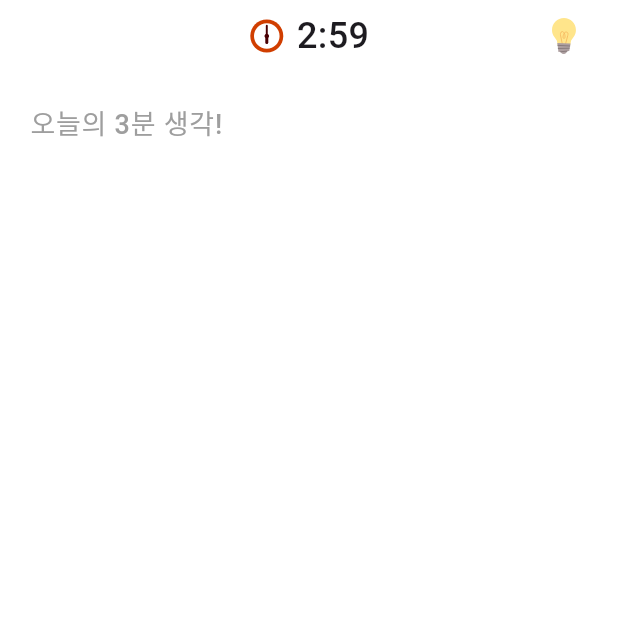
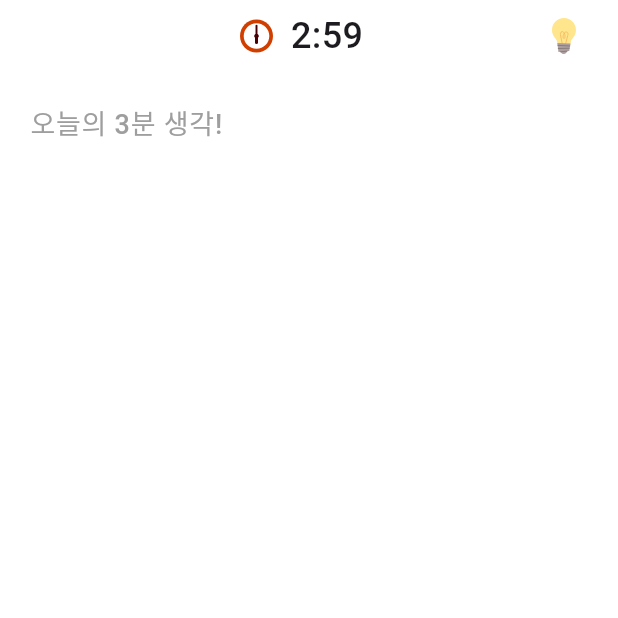
Before and after one commit to hulkcodeer/threeminthinking, a Flutter app: the Think3minScreen screen opened by its route, after a tap on "확인", on a phone screen of 412 x 824 dp, the top half of it. Run offline on Flutter 3.47's test engine with Material 3 defaults, Android fonts, the phone set to English and light mode, and no system bars; our stand-ins replace app_links, device_info_plus, flutter_dotenv, flutter_riverpod, flutter_svg, freezed_annotation and 7 more; missing offline and left inert: android_id; accounts and stored records are empty; network calls fail; Roboto replaces fonts that are missing (Pretendard).

Commit message:
:construction: TestCode 삭제

```diff
--- a/lib/screens/home_screen.dart
+++ b/lib/screens/home_screen.dart
@@ -92,7 +92,7 @@ class _HomeScreenState extends ConsumerState<HomeScreen> {
   @override
   Widget build(BuildContext context) {
     final logs = ref.watch(thinkingLogsProvider); // build 메서드 내에서 watch 사용
-    print('logs: $logs');
+
     return Scaffold(
       resizeToAvoidBottomInset: false,
       backgroundColor: HexColor('#FFFFFFFF'),
--- a/lib/screens/think3min_screen.dart
+++ b/lib/screens/think3min_screen.dart
@@ -20,6 +20,7 @@ class Think3minScreen extends ConsumerStatefulWidget {
 class _Think3minScreenState extends ConsumerState<Think3minScreen>
     with WidgetsBindingObserver {
   static const int THINKING_TIME = 180;
+  // static const int THINKING_TIME = 5;
   int timeLeft = THINKING_TIME;
   bool showStartModal = true;
   bool showEndModal = false;
@@ -79,20 +80,24 @@ class _Think3minScreenState extends ConsumerState<Think3minScreen>
   void dispose() {
     WidgetsBinding.instance.removeObserver(this);
     timer?.cancel();
+    timer = null;
     super.dispose();
   }
 
   @override
   void didChangeAppLifecycleState(AppLifecycleState state) {
     if (state == AppLifecycleState.paused) {
+      print('paused');
       saveCurrentState();
       stopTimer();
     } else if (state == AppLifecycleState.resumed) {
+      print('resumed');
       loadSavedState();
     }
   }
 
   void startTimer() {
+    print('isActive: ${timer?.isActive}');
     timer = Timer.periodic(const Duration(seconds: 1), (timer) {
       setState(() {
         if (timeLeft > 0) {
@@ -110,6 +115,7 @@ class _Think3minScreenState extends ConsumerState<Think3minScreen>
 
   void stopTimer() {
     timer?.cancel();
+    timer = null;
     setState(() {
       isTimerRunning = false;
     });
@@ -138,6 +144,7 @@ class _Think3minScreenState extends ConsumerState<Think3minScreen>
           thinkingDesc = savedThinkingDesc;
           isEditable = true;
           showStartModal = false;
+          isTimerRunning = true;
         });
         startTimer();
       } else {
@@ -176,16 +183,19 @@ class _Think3minScreenState extends ConsumerState<Think3minScreen>
   }
 
   Future<void> handleEndConfirm() async {
+    if (!mounted) return;
+
+    final today = DateTime.now().toIso8601String().split('T')[0];
+    final user = ref.read(thinkingUserProvider);
+
     if (thinkingDesc.isEmpty) {
       await clearSavedState();
       GoRouter.of(context).pop();
       return;
     }
 
-    final today = DateTime.now().toIso8601String().split('T')[0];
-    final user = ref.read(thinkingUserProvider);
-
     try {
+      // 데이터 삽입을 백그라운드에서 처리
       final response = await supabase
           .from('thinkingLog')
           .insert({
@@ -196,7 +206,6 @@ class _Think3minScreenState extends ConsumerState<Think3minScreen>
           .select()
           .single();
 
-      // 새로운 ThinkingLog를 생성하고 provider에 추가
       final newLog = ThinkingLog(
         id: response['id'],
         deviceId: user?.deviceId ?? 'unknown',
@@ -211,9 +220,12 @@ class _Think3minScreenState extends ConsumerState<Think3minScreen>
       ];
 
       await clearSavedState();
+
+      // UI를 즉시 업데이트
       GoRouter.of(context).pop();
     } catch (error) {
-      print('데이터 삽입 중 오류 발생: $error');
+      print('오류 발생: $error');
+      // 오류 처리 (예: 사용자에게 알림)
     }
   }
 
@@ -366,6 +378,7 @@ class _Think3minScreenState extends ConsumerState<Think3minScreen>
 
   Widget buildHeader() {
     return SizedBox(
+      width: double.infinity,
       height: 48,
       child: Stack(
         children: [
@@ -381,13 +394,18 @@ class _Think3minScreenState extends ConsumerState<Think3minScreen>
                   height: 24,
                   animate: isTimerRunning,
                 ),
-                const SizedBox(width: 8),
-                Text(
-                  '${timeLeft ~/ 60}:${(timeLeft % 60).toString().padLeft(2, '0')}',
-                  style: const TextStyle(
-                      fontSize: 24,
-                      fontWeight: FontWeight.w500,
-                      fontFamily: 'Pretendard'),
+                SizedBox(
+                  width: 70, // 텍스트의 최대 너비를 지정합니다. 필요에 따라 조정하세요.
+                  child: Center(
+                    child: Text(
+                      '${timeLeft ~/ 60}:${(timeLeft % 60).toString().padLeft(2, '0')}',
+                      style: const TextStyle(
+                        fontSize: 24,
+                        fontWeight: FontWeight.w500,
+                        fontFamily: 'Pretendard',
+                      ),
+                    ),
+                  ),
                 ),
               ],
             ),
--- a/pubspec.yaml
+++ b/pubspec.yaml
@@ -16,7 +16,7 @@ publish_to: "none" # Remove this line if you wish to publish to pub.dev
 # https://developer.apple.com/library/archive/documentation/General/Reference/InfoPlistKeyReference/Articles/CoreFoundationKeys.html
 # In Windows, build-name is used as the major, minor, and patch parts
 # of the product and file versions while build-number is used as the build suffix.
-version: 1.0.0+16
+version: 1.0.0+19
 
 environment:
   sdk: ^3.5.3
```
